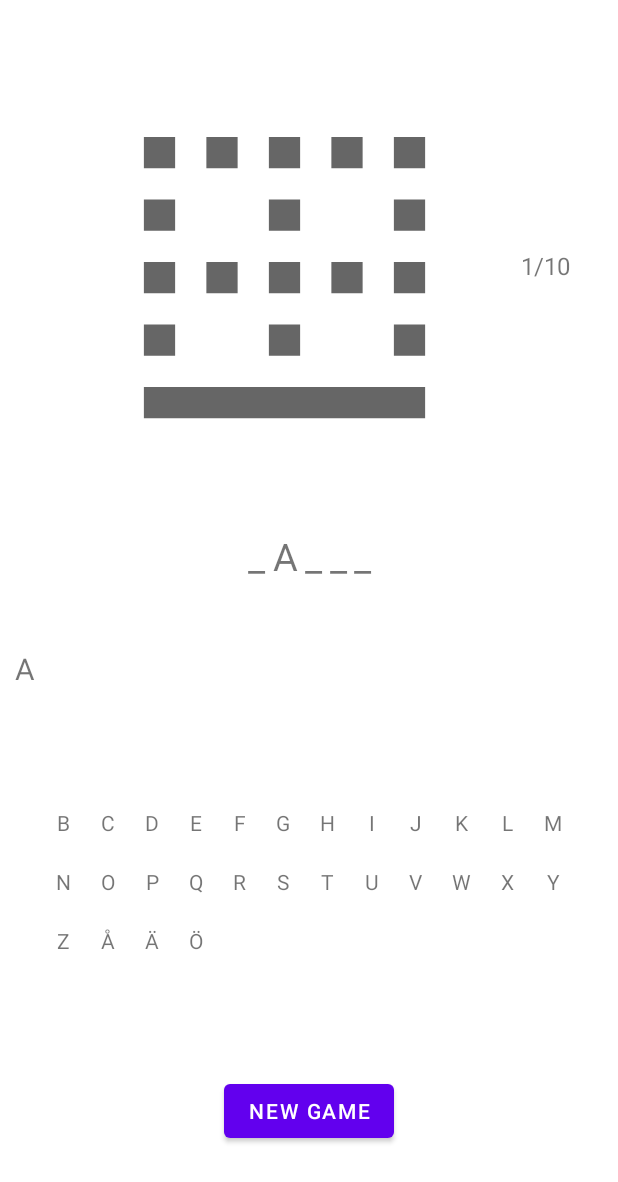
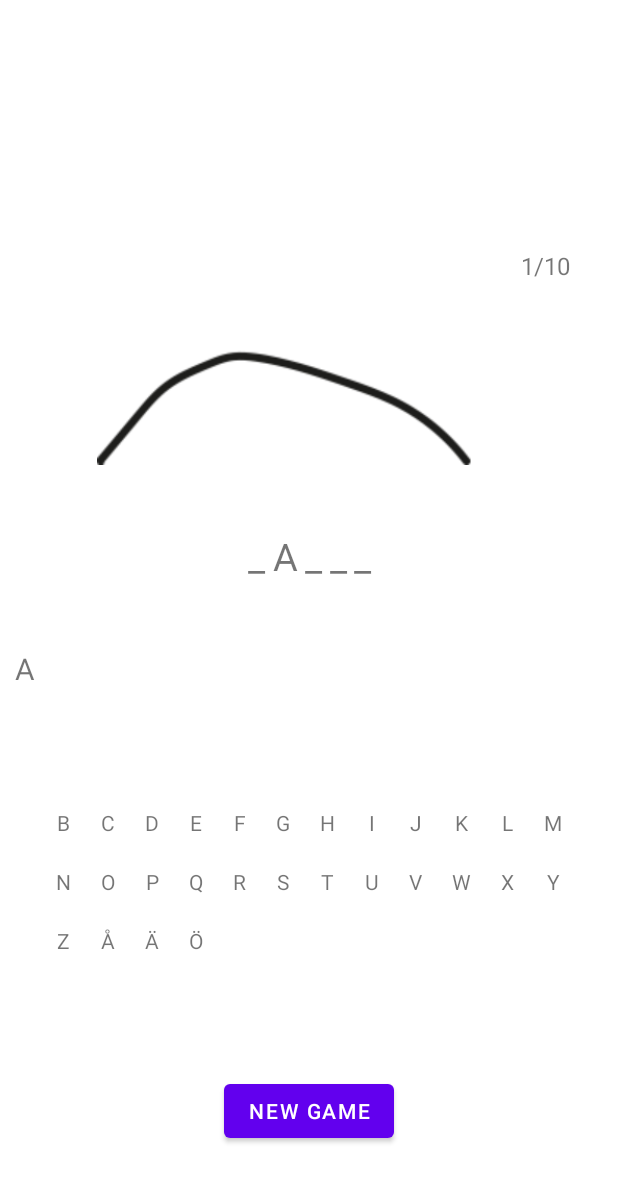
Before and after one commit to pernillaTherese/pernillasHangman, an Android app: the PlayActivity screen opened directly, with no data from a screen before it, after a tap on an icon or button, on a phone screen of 412 x 824 dp. Shown: the top 1182 px of the screen. Run offline under Robolectric (Android 15) with nearby library versions, the phone set to English and light mode, and no system bars.

Commit message:
gissa bokstäver funkar

```diff
--- a/app/src/main/java/com/pernillatherese/hangman/PlayActivity.java
+++ b/app/src/main/java/com/pernillatherese/hangman/PlayActivity.java
@@ -64,9 +64,11 @@ public class PlayActivity extends AppCompatActivity {
         //Play game
         play();
 
-        //Animation
-        animView.setBackgroundResource(R.drawable.second_animation);
-        animation = (AnimationDrawable) animView.getBackground();
+        //First Background
+        //TODO: Fix background image
+        animView.setBackgroundResource(R.drawable.bakgrund);
+        //animView.setBackgroundResource(R.drawable.first_animation);
+        //animation = (AnimationDrawable) animView.getBackground();
 
 
         //Start new game (recreate PlayActivity)
@@ -101,7 +103,7 @@ public class PlayActivity extends AppCompatActivity {
                         }else{
                             animView.setBackgroundResource(R.drawable.first_animation);
                             animation = (AnimationDrawable) animView.getBackground();
-                            onWindowFocusChanged(true);
+                            animation.start();
                         }
                     }
                 }
@@ -113,11 +115,11 @@ public class PlayActivity extends AppCompatActivity {
 
 
     // animation - switch between pictures
-    @Override
+    /*@Override
     public void onWindowFocusChanged(boolean hasFocus) {
         super.onWindowFocusChanged(hasFocus);
         animation.start();
-    }
+    }*/
 
 
     //get random word from in app storage .txt-file
--- a/app/src/main/res/drawable/first_animation.xml
+++ b/app/src/main/res/drawable/first_animation.xml
@@ -1,21 +1,19 @@
 <?xml version="1.0" encoding="utf-8"?>
-<animation-list xmlns:android="http://schemas.android.com/apk/res/android">
+<animation-list
+    xmlns:android="http://schemas.android.com/apk/res/android"
+    android:oneshot="true">
 
     <item
-        android:drawable="@drawable/first_border_01"
+        android:drawable="@drawable/anim_01_01"
         android:duration="400"/>
 
     <item
-        android:drawable="@drawable/first_border_02"
+        android:drawable="@drawable/anim_01_02"
         android:duration="400"/>
 
     <item
-        android:drawable="@drawable/first_border_03"
-        android:duration="400"/>
-
-    <item
-        android:drawable="@drawable/first_border_04"
-        android:duration="400"/>
+        android:drawable="@drawable/anim_01_03"
+        android:duration ="400"/>
 
 
 </animation-list>
```
Also changed, not shown: app/src/main/res/drawable/anim_01_01.png (added), app/src/main/res/drawable/anim_01_02.png (added), app/src/main/res/drawable/anim_01_03.png (added), app/src/main/res/drawable/bakgrund.png (added).
